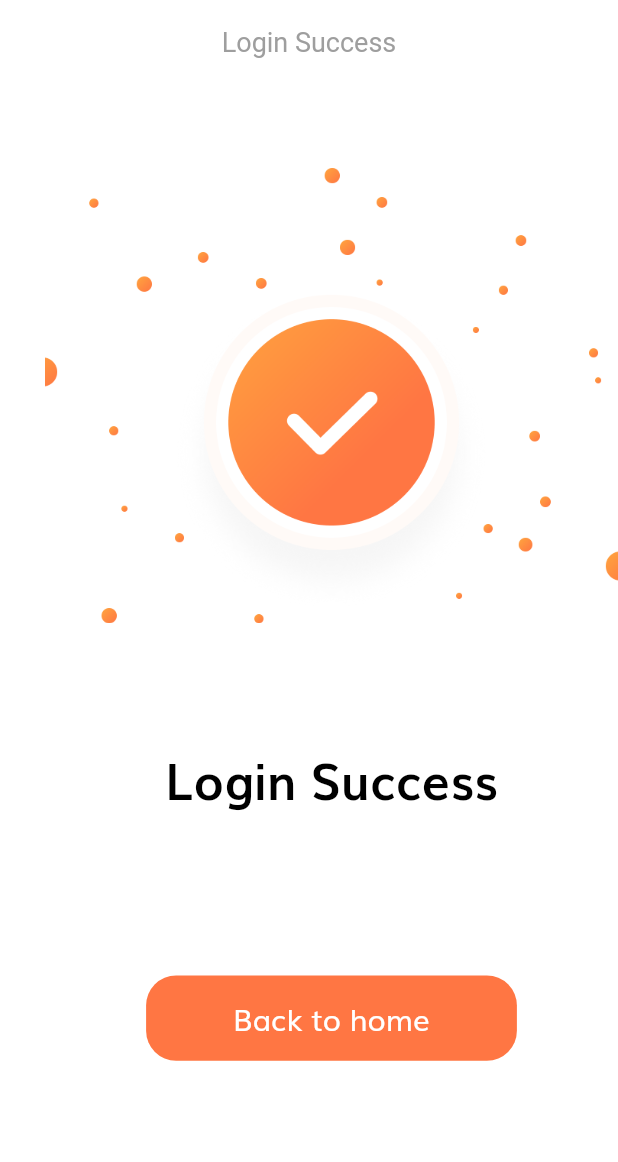
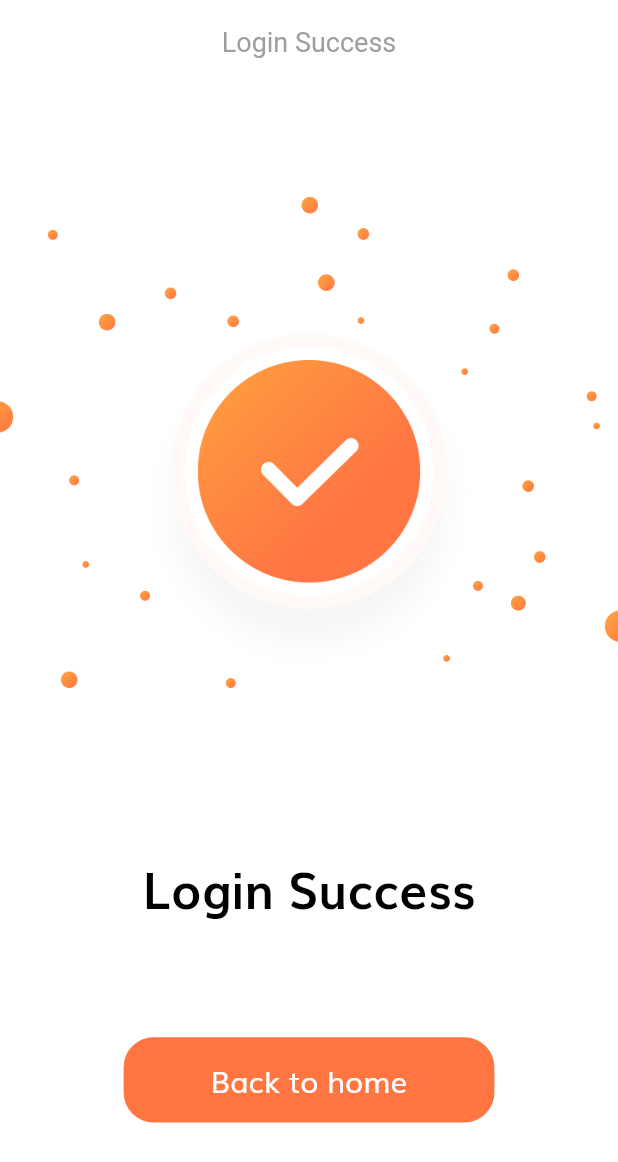
Before and after one commit to mert-t/E-Commerce-Flutter-UI, a Flutter app: the LoginSuccessScreen screen opened by its route, on a phone screen of 412 x 824 dp. Shown: the top 1162 px of the screen. Run offline on Flutter 3.47's test engine with Material 2 defaults, Android fonts, the phone set to English and light mode, and no system bars; our stand-ins replace flutter_svg.

Commit message:
Success Screen bugs are fixed

```diff
--- a/lib/screens/login_success/components/login_success_body.dart
+++ b/lib/screens/login_success/components/login_success_body.dart
@@ -5,16 +5,14 @@ import 'package:flutter/material.dart';
 class LoginSuccessBody extends StatelessWidget {
   @override
   Widget build(BuildContext context) {
-    return Padding(
-      padding:  EdgeInsets.fromLTRB(30, 10, 0, 10),
-      child: Column(
+    return Column(
 
       children: [
         SizedBox(height: SizeConfig.screenHeight * 0.04),
         Image.asset(
 
           "assets/images/success.png",
-            height: SizeConfig.screenHeight * 0.4, //40%
+          height: SizeConfig.screenHeight * 0.5, //40%
         ),
         SizedBox(height: SizeConfig.screenHeight * 0.08),
         Text(
@@ -35,7 +33,6 @@ class LoginSuccessBody extends StatelessWidget {
         ),
         Spacer(),
       ],
-      ),
     );
   }
 }
```
Lines whose indentation alone changed are shown as unchanged.
